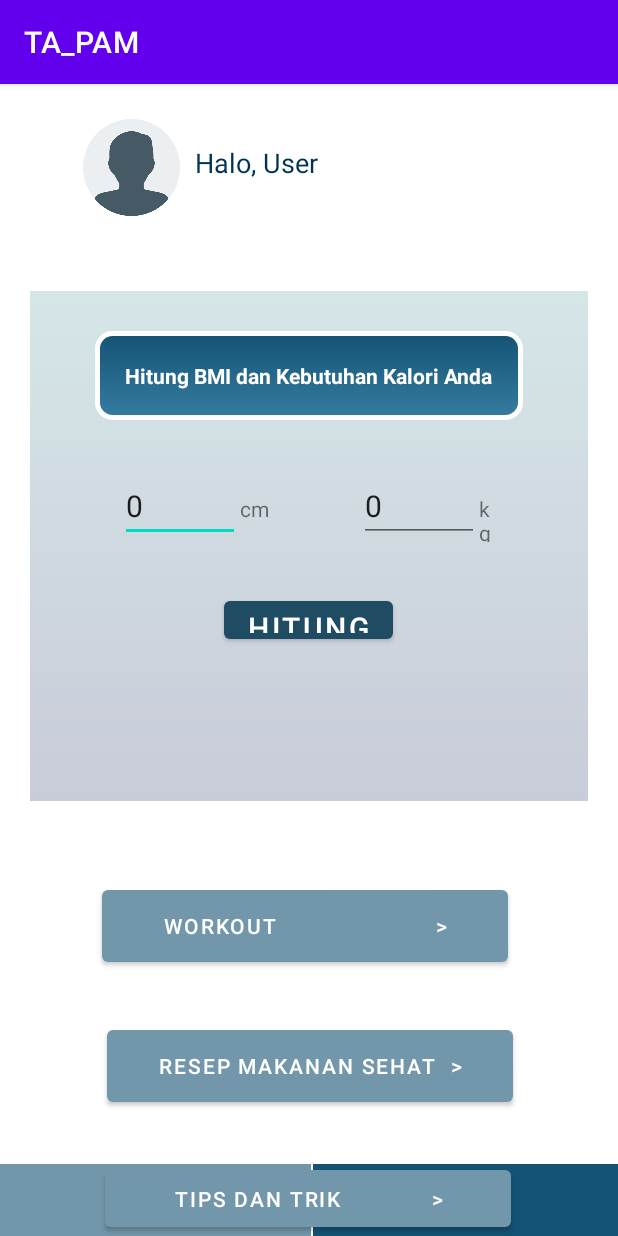
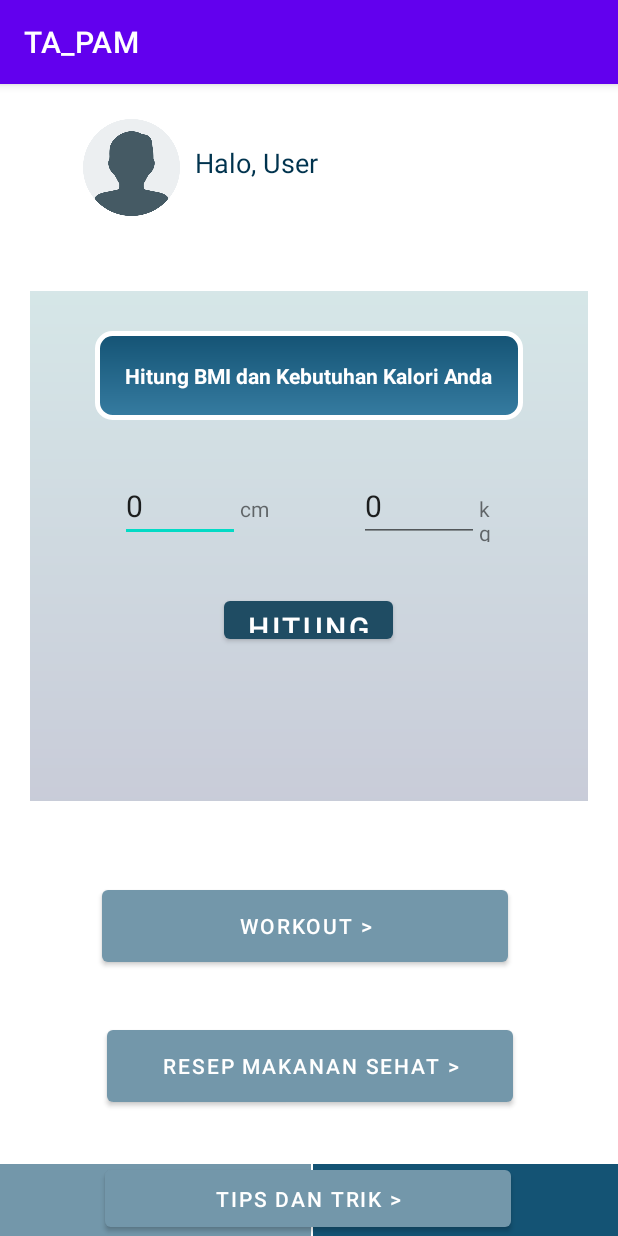
Before and after one commit to robertusbagaskara/android-bmi-workout-app, an Android app: the screen it shows after launch (MainActivity), on a phone screen of 412 x 824 dp. Run offline under Robolectric (Android 15) with nearby library versions, the phone set to English and light mode, and no system bars.

Commit message:
add minor update

```diff
--- a/app/src/main/res/layout/activity_main.xml
+++ b/app/src/main/res/layout/activity_main.xml
@@ -36,7 +36,7 @@
         android:layout_marginTop="40dp"
         android:layout_marginEnd="158dp"
         android:layout_marginRight="158dp"
-        android:text="Halo, User"
+        android:text="@string/defaultGreetings"
         android:textColor="#00334E"
         android:textSize="18sp" />
 
@@ -57,7 +57,7 @@
             <TextView
                 android:layout_width="wrap_content"
                 android:layout_height="wrap_content"
-                android:text="Hitung BMI dan Kebutuhan Kalori Anda"
+                android:text="@string/hintCount"
                 android:textStyle="bold"
                 android:textColor="@color/white"
                 android:layout_gravity="center"
@@ -81,7 +81,7 @@
                 <TextView
                     android:layout_width="wrap_content"
                     android:layout_height="wrap_content"
-                    android:text="cm" />
+                    android:text="@string/unitCm" />
                 <EditText
                     android:id="@+id/weightField"
                     android:layout_width="80dp"
@@ -96,7 +96,7 @@
                 <TextView
                     android:layout_width="wrap_content"
                     android:layout_height="wrap_content"
-                    android:text="kg" />
+                    android:text="@string/unitKg" />
             </LinearLayout>
             <Button
                 android:id="@+id/btnHitung"
@@ -104,7 +104,7 @@
                 android:layout_height="37dp"
                 android:layout_below="@+id/layoutlinear"
                 android:layout_gravity="center"
-                android:text="HITUNG"
+                android:text="@string/count"
                 android:textSize="30px"
                 app:backgroundTint="#1F4C63" />
         </LinearLayout>
@@ -117,7 +117,7 @@
             <TextView
                 android:layout_width="wrap_content"
                 android:layout_height="wrap_content"
-                android:text="Hasil BMI dan Kebutuhan Kalori Anda"
+                android:text="@string/hintResultCount"
                 android:textStyle="bold"
                 android:textColor="@color/white"
                 android:layout_gravity="center"
@@ -137,7 +137,7 @@
                 <TextView
                     android:layout_width="wrap_content"
                     android:layout_height="wrap_content"
-                    android:text="      |      " />
+                    android:text="@string/separator" />
                 <TextView
                     android:id="@+id/weightHasil"
                     android:layout_width="wrap_content"
@@ -152,7 +152,7 @@
                 <TextView
                     android:layout_width="wrap_content"
                     android:layout_height="wrap_content"
-                    android:text="BMI Index   :   "
+                    android:text="@string/bmiResult"
                     android:textStyle="bold" />
                 <TextView
                     android:id="@+id/indexText"
@@ -185,7 +185,7 @@
                 <TextView
                     android:layout_width="wrap_content"
                     android:layout_height="wrap_content"
-                    android:text="Anda membutuhkan " />
+                    android:text="@string/hintNeed" />
                 <TextView
                     android:id="@+id/kaloriText"
                     android:layout_width="wrap_content"
@@ -195,7 +195,7 @@
                 <TextView
                     android:layout_width="wrap_content"
                     android:layout_height="wrap_content"
-                    android:text=" kalori setiap harinya" />
+                    android:text="@string/hintEveryday" />
             </LinearLayout>
             <LinearLayout
                 android:layout_width="wrap_content"
@@ -207,14 +207,14 @@
                     android:layout_width="wrap_content"
                     android:layout_height="37dp"
                     android:layout_marginRight="40px"
-                    android:text="ULANGI"
+                    android:text="@string/reset"
                     android:textSize="30px"
                     app:backgroundTint="#1F4C63" />
                 <Button
                     android:id="@+id/btnUpdate"
                     android:layout_width="wrap_content"
                     android:layout_height="37dp"
-                    android:text="UPDATE"
+                    android:text="@string/update"
                     android:textSize="30px"
                     app:backgroundTint="#1F4C63" />
             </LinearLayout>
@@ -239,7 +239,7 @@
         android:layout_marginTop="33dp"
         android:layout_marginEnd="73dp"
         android:layout_marginRight="73dp"
-        android:text="WORKOUT                       >"
+        android:text="@string/workout"
         app:backgroundTint="#7397AA" />
 
     <Button
@@ -256,7 +256,7 @@
         android:layout_marginTop="33dp"
         android:layout_marginEnd="70dp"
         android:layout_marginRight="70dp"
-        android:text="RESEP MAKANAN SEHAT  >"
+        android:text="@string/recipes"
         app:backgroundTint="#7397AA" />
 
     <Button
@@ -273,7 +273,7 @@
         android:layout_marginTop="33dp"
         android:layout_marginEnd="71dp"
         android:layout_marginRight="71dp"
-        android:text="Tips dan Trik             >"
+        android:text="@string/tipsTrick"
         app:backgroundTint="#7397AA" />
 
     <ImageButton
--- a/app/src/main/res/values/strings.xml
+++ b/app/src/main/res/values/strings.xml
@@ -1,5 +1,21 @@
 <resources>
     <string name="app_name">TA_PAM</string>
+    <string name="blank"> </string>
+    <string name="defaultGreetings">Halo, User</string>
+    <string name="hintCount">Hitung BMI dan Kebutuhan Kalori Anda</string>
+    <string name="unitCm">cm</string>
+    <string name="unitKg">kg</string>
+    <string name="count">HITUNG</string>
+    <string name="hintResultCount">Hasil BMI dan Kebutuhan Kalori Anda</string>
+    <string name="separator">|</string>
+    <string name="bmiResult">BMI Index :</string>
+    <string name="hintNeed">Anda membutuhkan</string>
+    <string name="hintEveryday">kalori setiap harinya</string>
+    <string name="reset">ULANGI</string>
+    <string name="update">UPDATE</string>
+    <string name="workout"><![CDATA[WORKOUT >]]></string>
+    <string name="recipes"><![CDATA[RESEP MAKANAN SEHAT >]]></string>
+    <string name="tipsTrick"><![CDATA[Tips dan Trik >]]></string>
 
     <string-array name="list_gender">
         <item>Male</item>
--- a/build.gradle
+++ b/build.gradle
@@ -5,7 +5,7 @@ buildscript {
         jcenter()
     }
     dependencies {
-        classpath "com.android.tools.build:gradle:4.1.2"
+        classpath 'com.android.tools.build:gradle:4.1.3'
 
         // NOTE: Do not place your application dependencies here; they belong
         // in the individual module build.gradle files
```
Also changed, not shown: app/src/main/java/com/example/ta_pam/TipsActivity.java (+14 -14 lines).
